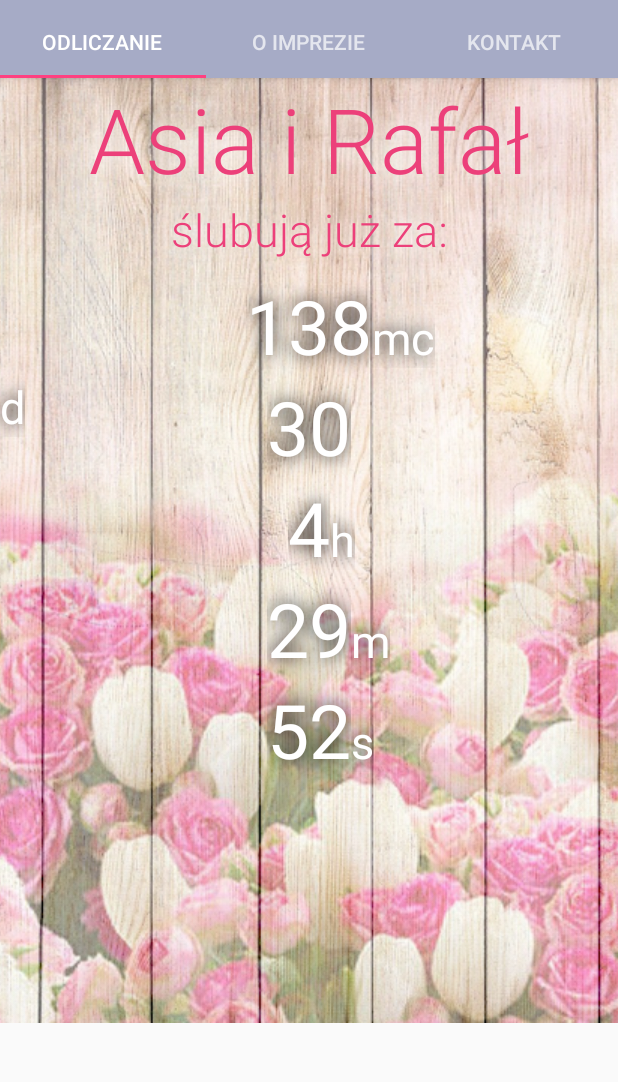
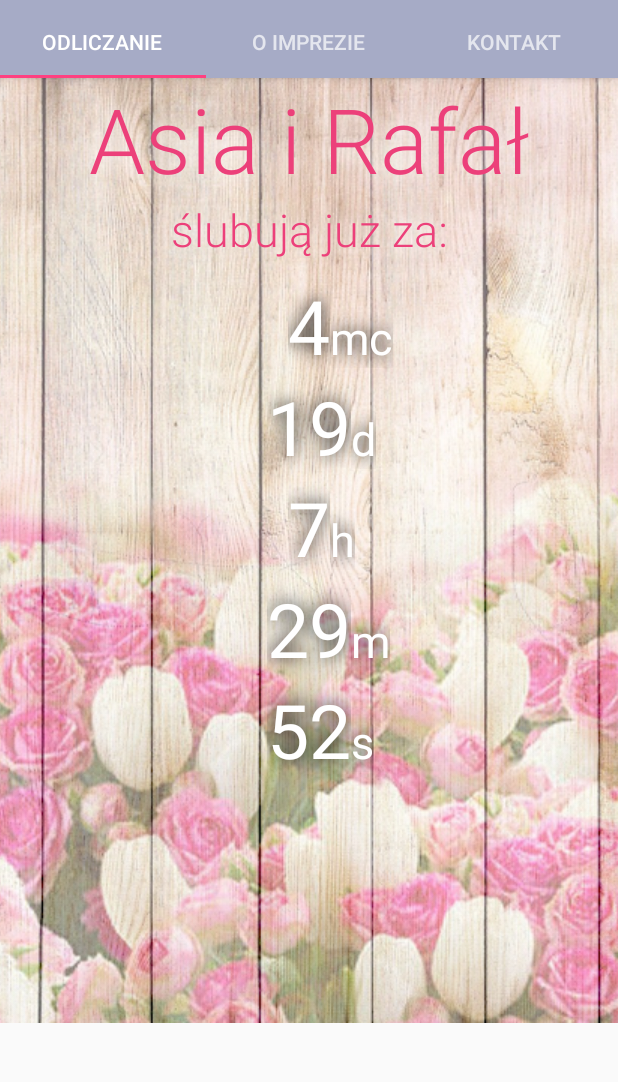
Before and after one commit to rafaluk/TheWesele, an Android app: the screen it shows after launch (MainActivity), on a phone screen of 412 x 824 dp, the part 90-1172 px from its top. Run offline under Robolectric (Android 15) with nearby library versions, the phone set to English and light mode, and no system bars.

Commit message:
refactor: lepszy sposob liczenia daty

```diff
--- a/app/src/main/java/com/example/rafalklat/thewesele/MainFragment.java
+++ b/app/src/main/java/com/example/rafalklat/thewesele/MainFragment.java
@@ -4,6 +4,7 @@ package com.example.rafalklat.thewesele;
 import android.os.Bundle;
 import android.os.CountDownTimer;
 import android.support.v4.app.Fragment;
+import android.util.Log;
 import android.view.LayoutInflater;
 import android.view.View;
 import android.view.ViewGroup;
@@ -20,6 +21,7 @@ public class MainFragment extends Fragment {
 //TODO zamiana tekstow na stringi i angielskie
     Button details_button;
     Button contact_button;
+    TextView months;
     TextView days;
     TextView hours;
     TextView minutes;
@@ -28,23 +30,36 @@ public class MainFragment extends Fragment {
     final long WEDDING_TIME = 1502550000000L;
 
     @Override
-    public View onCreateView(LayoutInflater inflater, ViewGroup container,
-                             Bundle savedInstanceState) {
-        // TODO: PRZEBUDOWAĆ CAŁY WIDOK
+    public View onCreateView(LayoutInflater inflater, ViewGroup container, Bundle savedInstanceState) {
         View rootView = inflater.inflate(R.layout.fragment_main, container, false);
 
-        days = (TextView) rootView.findViewById(R.id.months);
+        Calendar weddingTime = Calendar.getInstance();
+        weddingTime.set(2017, 7, 12, 18, 0, 0); //miesiac -1, godzina +1
+
+        months = (TextView) rootView.findViewById(R.id.months);
+        days = (TextView) rootView.findViewById(R.id.days);
         hours = (TextView) rootView.findViewById(R.id.hours);
         minutes = (TextView) rootView.findViewById(R.id.minutes);
         seconds = (TextView) rootView.findViewById(R.id.seconds);
 
-        new CountDownTimer(WEDDING_TIME - Calendar.getInstance().getTimeInMillis(), 1000) {
+        new CountDownTimer(weddingTime.getTimeInMillis() - Calendar.getInstance().getTimeInMillis(), 1000) {
             public void onTick(long millisUntilFinished) {
                 //TODO zamienic na miesiace, a nie dni
-                days.setText("" + (millisUntilFinished / 1000 / 60 / 60 / 24));
-                hours.setText("" + (millisUntilFinished / 1000 / 60 / 60) % 24);
-                minutes.setText("" + (millisUntilFinished / 1000 / 60) % 60);
-                seconds.setText("" + (millisUntilFinished / 1000) % 60);
+
+                Calendar roznica = Calendar.getInstance();
+                roznica.setTimeInMillis(millisUntilFinished);
+
+//                Log.d("left: ",Integer.toString(miechy)+"mc, "+Integer.toString(dniechy)+"d, "+Integer.toString(godzinki)+"h.");
+//TODO sprawdzic, ktory sposob jest wydajniejszy
+                months.setText(Integer.toString(roznica.get(Calendar.MONTH)));
+                days.setText(Integer.toString(roznica.get(Calendar.DAY_OF_MONTH)));
+                hours.setText(Integer.toString(roznica.get(Calendar.HOUR_OF_DAY)));
+                minutes.setText(Integer.toString(roznica.get(Calendar.MINUTE)));
+                seconds.setText(Integer.toString(roznica.get(Calendar.SECOND)));
+//                days.setText("" + (millisUntilFinished / 1000 / 60 / 60 / 24));
+//                hours.setText("" + (millisUntilFinished / 1000 / 60 / 60) % 24);
+//                minutes.setText("" + (millisUntilFinished / 1000 / 60) % 60);
+//                seconds.setText("" + (millisUntilFinished / 1000) % 60);
             }
 
             public void onFinish() {
--- a/app/src/main/res/layout/fragment_main.xml
+++ b/app/src/main/res/layout/fragment_main.xml
@@ -50,7 +50,6 @@
             </RelativeLayout>
 
             <RelativeLayout
-                android:id="@+id/miesiecy"
                 android:layout_width="match_parent"
                 android:layout_height="wrap_content"
                 android:layout_marginTop="10dp"
@@ -77,7 +76,6 @@
             </RelativeLayout>
 
             <RelativeLayout
-                android:id="@+id/dni"
                 android:layout_width="match_parent"
                 android:layout_height="wrap_content"
                 android:orientation="horizontal">
@@ -95,15 +93,14 @@
                     style="@style/CountDown.Small"
                     android:layout_width="wrap_content"
                     android:layout_height="wrap_content"
-                    android:layout_alignBaseline="@+id/months"
-                    android:layout_alignBottom="@+id/months"
-                    android:layout_toEndOf="@+id/months"
-                    android:layout_toRightOf="@+id/months"
+                    android:layout_alignBaseline="@+id/days"
+                    android:layout_alignBottom="@+id/days"
+                    android:layout_toEndOf="@+id/days"
+                    android:layout_toRightOf="@+id/days"
                     android:text="d" />
             </RelativeLayout>
 
             <RelativeLayout
-                android:id="@+id/godziny"
                 android:layout_width="match_parent"
                 android:layout_height="wrap_content"
                 android:orientation="horizontal">
@@ -129,7 +126,6 @@
             </RelativeLayout>
 
             <RelativeLayout
-                android:id="@+id/minuty"
                 android:layout_width="match_parent"
                 android:layout_height="wrap_content"
                 android:orientation="horizontal">
@@ -155,7 +151,6 @@
             </RelativeLayout>
 
             <RelativeLayout
-                android:id="@+id/sekundy"
                 android:layout_width="match_parent"
                 android:layout_height="wrap_content"
                 android:orientation="horizontal"
```
